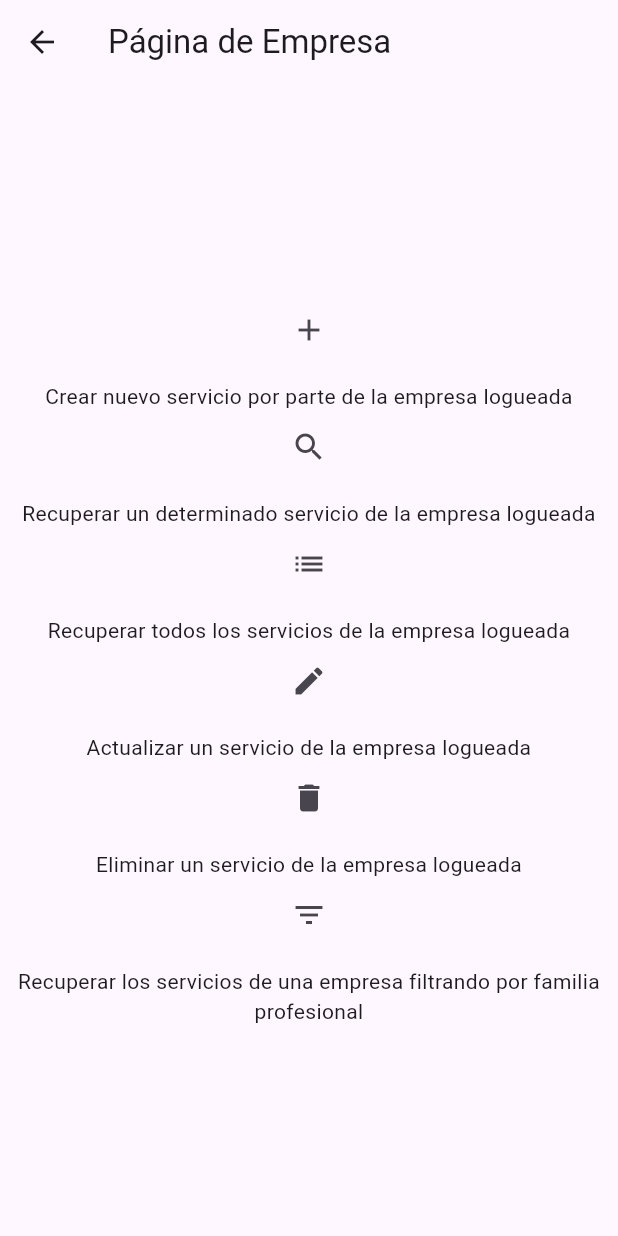
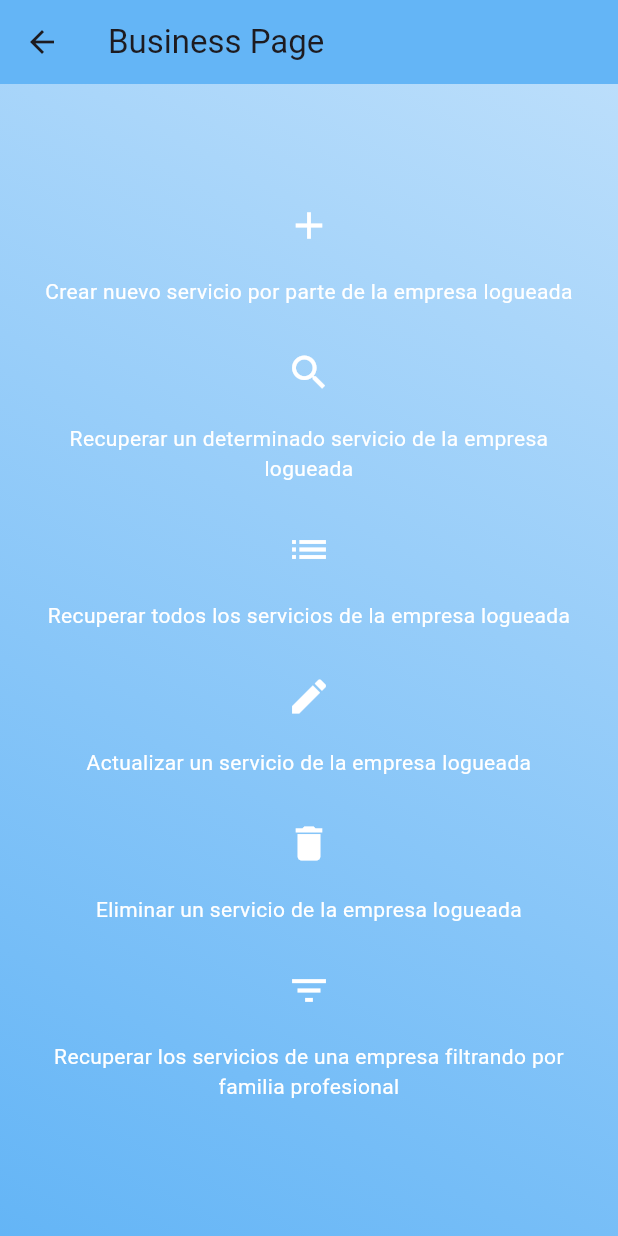
Before and after one commit to JuanJosePinero/Spring_UD4_API_Grupo1, a Flutter app: the BusinessView screen opened directly, on a phone screen of 412 x 824 dp. Run offline on Flutter 3.47's test engine with Material 3 defaults, Android fonts, the phone set to English and light mode, and no system bars.

Commit message:
chnaged visual things in all pages

```diff
--- a/lib/business/businessView.dart
+++ b/lib/business/businessView.dart
@@ -1,55 +1,73 @@
 import 'package:flutter/material.dart';
+import 'package:flutter/services.dart';
 
 class BusinessView extends StatelessWidget {
   @override
   Widget build(BuildContext context) {
+    SystemChrome.setSystemUIOverlayStyle(const SystemUiOverlayStyle(
+      statusBarColor: Colors.transparent,
+    ));
+
     return Scaffold(
       appBar: AppBar(
-        title: Text('Página de Empresa'),
+        title: const Text('Business Page'),
+        backgroundColor: Colors.blue.shade300,
+        elevation: 0,
       ),
-      body: Center(
+      body: Container(
+        decoration: BoxDecoration(
+          gradient: LinearGradient(
+            begin: Alignment.topRight,
+            end: Alignment.bottomLeft,
+            colors: [
+              Colors.blue.shade100,
+              Colors.blue.shade300,
+            ],
+          ),
+        ),
+        child: Center(
+          child: SingleChildScrollView(
+            child: Padding(
+              padding: const EdgeInsets.all(20.0),
               child: Column(
                 mainAxisAlignment: MainAxisAlignment.center,
                 children: [
-            _buildButtonWithIconAndText(
-                Icons.add,
-                'Crear nuevo servicio por parte de la empresa logueada'),
-            _buildButtonWithIconAndText(
-                Icons.search,
-                'Recuperar un determinado servicio de la empresa logueada'),
-            _buildButtonWithIconAndText(
-                Icons.list,
-                'Recuperar todos los servicios de la empresa logueada'),
-            _buildButtonWithIconAndText(
-                Icons.edit,
-                'Actualizar un servicio de la empresa logueada'),
-            _buildButtonWithIconAndText(
-                Icons.delete,
-                'Eliminar un servicio de la empresa logueada'),
-            _buildButtonWithIconAndText(
-                Icons.filter_list,
-                'Recuperar los servicios de una empresa filtrando por familia profesional'),
+                  _buildButtonWithIconAndText(Icons.add, 'Crear nuevo servicio por parte de la empresa logueada'),
+                  _buildButtonWithIconAndText(Icons.search, 'Recuperar un determinado servicio de la empresa logueada'),
+                  _buildButtonWithIconAndText(Icons.list, 'Recuperar todos los servicios de la empresa logueada'),
+                  _buildButtonWithIconAndText(Icons.edit, 'Actualizar un servicio de la empresa logueada'),
+                  _buildButtonWithIconAndText(Icons.delete, 'Eliminar un servicio de la empresa logueada'),
+                  _buildButtonWithIconAndText(Icons.filter_list, 'Recuperar los servicios de una empresa filtrando por familia profesional'),
                 ],
+              ),
+            ),
+          ),
         ),
       ),
     );
   }
 
   Widget _buildButtonWithIconAndText(IconData icon, String text) {
-    return Column(
+    return Padding(
+      padding: const EdgeInsets.only(bottom: 20),
+      child: Column(
         children: [
           IconButton(
-          icon: Icon(icon),
+            icon: Icon(icon, size: 30, color: Colors.white),
             onPressed: () {
               // Implementar la funcionalidad asociada a cada botón
             },
           ),
-        SizedBox(height: 10),
+          const SizedBox(height: 10),
           Text(
             text,
             textAlign: TextAlign.center,
+            style: const TextStyle(
+              color: Colors.white,
+            ),
           ),
         ],
+      ),
     );
   }
 }
```
Also changed, not shown: lib/student/studentView.dart (+35 -5 lines). Lines whose indentation alone changed are shown as unchanged.
